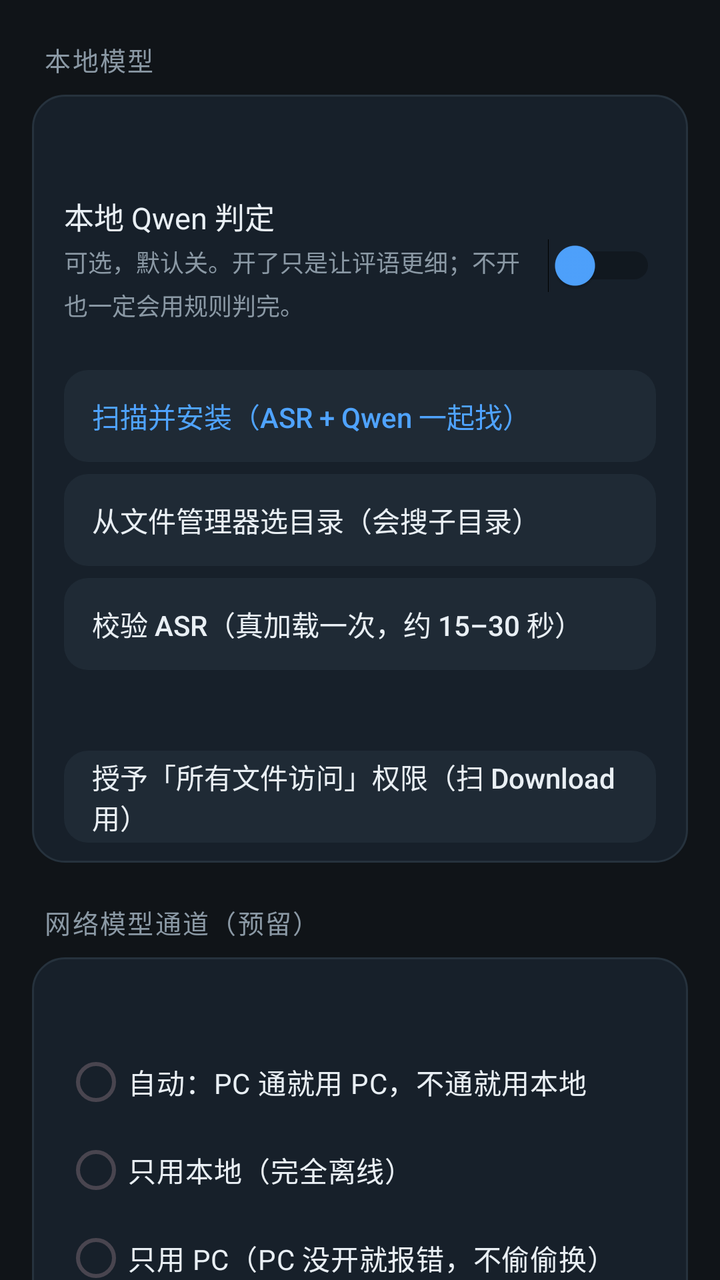
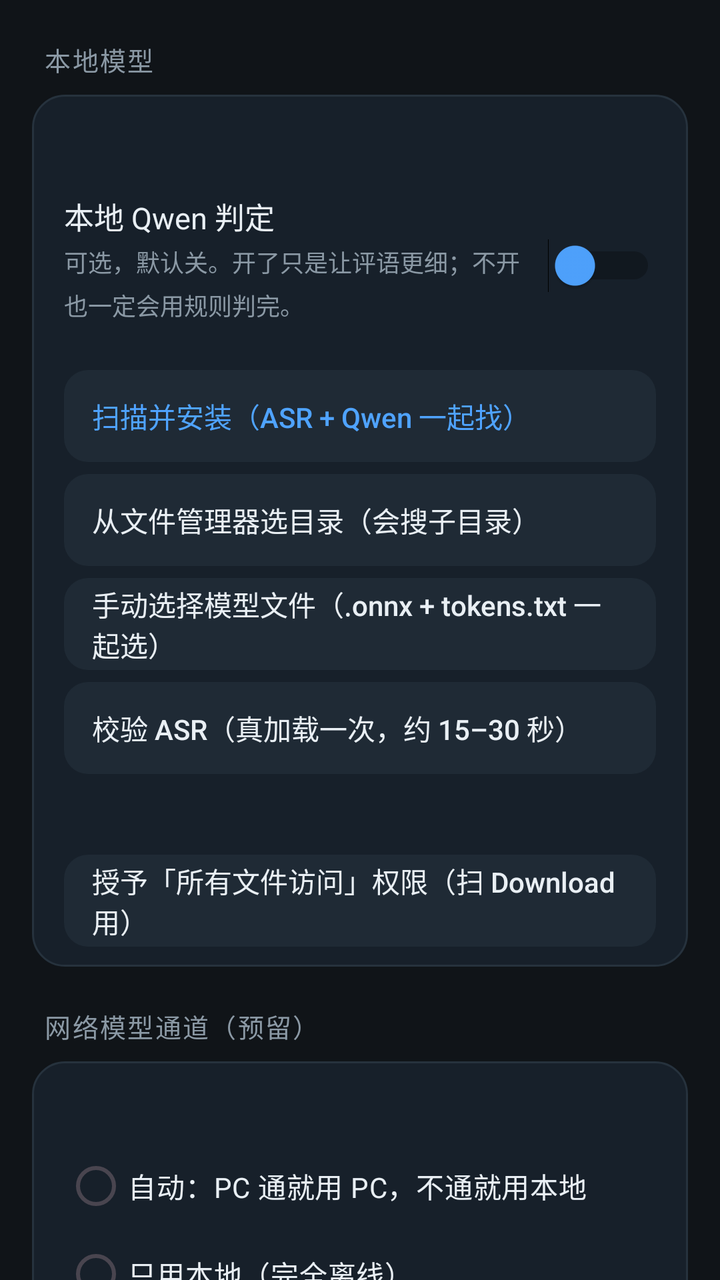

Before-and-after screenshots of an Android layout around one commit, followed by the original layout XML and the change that was made.
<!-- AndroidManifest.xml: application theme Theme.LoudSpeak -->
<!-- res/layout/settings_model.xml -->
<?xml version="1.0" encoding="utf-8"?>
<ScrollView xmlns:android="http://schemas.android.com/apk/res/android"
    android:layout_width="match_parent"
    android:layout_height="match_parent"
    android:fillViewport="true"
    android:scrollbars="none">

    <LinearLayout
        android:layout_width="match_parent"
        android:layout_height="wrap_content"
        android:orientation="vertical"
        android:paddingLeft="16dp"
        android:paddingRight="16dp"
        android:paddingBottom="32dp">

        <TextView style="@style/SetSection" android:text="本地模型" />

        <LinearLayout style="@style/SetCard">

            <TextView
                android:id="@+id/tvModelStatus"
                android:layout_width="match_parent"
                android:layout_height="wrap_content"
                android:lineSpacingMultiplier="1.35"
                android:paddingTop="12dp"
                android:paddingBottom="6dp"
                android:textColor="@color/s_text"
                android:textSize="13sp" />

            <LinearLayout style="@style/SetRow">
                <LinearLayout
                    android:layout_width="0dp"
                    android:layout_height="wrap_content"
                    android:layout_weight="1"
                    android:orientation="vertical">

                    <TextView style="@style/SetTitle" android:text="本地 Qwen 判定" />
                    <TextView style="@style/SetDesc"
                        android:text="可选，默认关。开了只是让评语更细；不开也一定会用规则判完。" />
                </LinearLayout>

                <Switch
                    android:id="@+id/swLlm"
                    style="@style/SetSwitch" />
            </LinearLayout>

            <androidx.appcompat.widget.AppCompatButton
                android:id="@+id/btnScan"
                style="@style/SetBtnAccent"
                android:text="扫描并安装（ASR + Qwen 一起找）" />

            <androidx.appcompat.widget.AppCompatButton
                android:id="@+id/btnSaf"
                style="@style/SetBtn"
                android:text="从文件管理器选目录（会搜子目录）" />

            <androidx.appcompat.widget.AppCompatButton
                android:id="@+id/btnCheck"
                style="@style/SetBtn"
                android:text="校验 ASR（真加载一次，约 15–30 秒）" />

            <TextView
                android:id="@+id/tvPerm"
                style="@style/SetDesc"
                android:paddingTop="10dp" />

            <androidx.appcompat.widget.AppCompatButton
                android:id="@+id/btnPerm"
                style="@style/SetBtn"
                android:text="授予「所有文件访问」权限（扫 Download 用）" />
        </LinearLayout>

        <TextView style="@style/SetSection" android:text="网络模型通道（预留）" />

        <LinearLayout style="@style/SetCard">

            <TextView
                android:id="@+id/tvNetStatus"
                style="@style/SetDesc"
                android:paddingTop="12dp" />

            <RadioGroup
                android:id="@+id/rgNet"
                android:layout_width="match_parent"
                android:layout_height="wrap_content"
                android:orientation="vertical">

                <RadioButton
                    android:id="@+id/rbNetAuto"
                    style="@style/SetRadio"
                    android:text="自动：PC 通就用 PC，不通就用本地" />

                <RadioButton
                    android:id="@+id/rbNetLocal"
                    style="@style/SetRadio"
                    android:text="只用本地（完全离线）" />

                <RadioButton
                    android:id="@+id/rbNetPc"
                    style="@style/SetRadio"
                    android:text="只用 PC（PC 没开就报错，不偷偷换）" />
            </RadioGroup>

            <View style="@style/SetDivider" />

            <LinearLayout style="@style/SetRow">
                <LinearLayout
                    android:layout_width="0dp"
                    android:layout_height="wrap_content"
                    android:layout_weight="1"
                    android:orientation="vertical">

                    <TextView style="@style/SetTitle" android:text="PC 地址" />
                    <TextView
                        android:id="@+id/tvPcAddr"
                        style="@style/SetDesc" />
                </LinearLayout>

                <androidx.appcompat.widget.AppCompatButton
                    android:id="@+id/btnPcIp"
                    style="@style/SetBtn"
                    android:layout_width="wrap_content"
                    android:layout_marginTop="0dp"
                    android:text="改 IP" />
            </LinearLayout>

            <TextView
                style="@style/SetDesc"
                android:paddingBottom="8dp"
                android:text="⚠ 目前 App 不申请网络权限（为了守住「完全离线、数据不出手机」这句承诺），所以这一页先只做选择与地址配置；等 PC 批次接入时才启用真正的探活与切换。" />
        </LinearLayout>

        <TextView style="@style/SetSection" android:text="其它" />

        <LinearLayout style="@style/SetCard">
            <androidx.appcompat.widget.AppCompatButton
                android:id="@+id/btnSelf"
                style="@style/SetBtn"
                android:layout_marginTop="12dp"
                android:text="系统自检（内存 / 存储 / 麦克风）" />

            <androidx.appcompat.widget.AppCompatButton
                android:id="@+id/btnCapture"
                style="@style/SetBtn"
                android:text="采集验证（预览 / 录制 / 实测分辨率）" />

            <androidx.appcompat.widget.AppCompatButton
                android:id="@+id/btnErr"
                style="@style/SetBtn"
                android:text="错误报告（调试用）" />
        </LinearLayout>
    </LinearLayout>
</ScrollView>
<!-- resources referenced by this layout -->
<resources>
  <color name="s_text">#FFE9EFF4</color>
  <style name="SetBtnAccent" parent="SetBtn">
          <item name="android:textColor">@color/s_accent</item>
      </style>
  <style name="SetDesc">
          <item name="android:layout_width">match_parent</item>
          <item name="android:layout_height">wrap_content</item>
          <item name="android:textColor">@color/s_text2</item>
          <item name="android:textSize">12sp</item>
          <item name="android:lineSpacingMultiplier">1.25</item>
          <item name="android:paddingTop">3dp</item>
          <item name="android:paddingBottom">8dp</item>
      </style>
  <style name="SetDivider">
          <item name="android:layout_width">match_parent</item>
          <item name="android:layout_height">1dp</item>
          <item name="android:background">@color/s_stroke</item>
      </style>
  <style name="SetRadio">
          <item name="android:layout_width">match_parent</item>
          <item name="android:layout_height">wrap_content</item>
          <item name="android:textColor">@color/s_text</item>
          <item name="android:textSize">14sp</item>
          <item name="android:minHeight">44dp</item>
          <item name="android:buttonTint">@color/s_accent</item>
      </style>
  <style name="SetRow">
          <item name="android:layout_width">match_parent</item>
          <item name="android:layout_height">wrap_content</item>
          <item name="android:orientation">horizontal</item>
          <item name="android:gravity">center_vertical</item>
          <item name="android:minHeight">54dp</item>
          <item name="android:paddingTop">10dp</item>
          <item name="android:paddingBottom">10dp</item>
      </style>
  <style name="SetSwitch">
          <item name="android:layout_width">wrap_content</item>
          <item name="android:layout_height">wrap_content</item>
          <item name="android:layout_marginStart">8dp</item>
          <item name="android:thumbTint">@color/s_accent</item>
      </style>
  <style name="SetTitle">
          <item name="android:layout_width">wrap_content</item>
          <item name="android:layout_height">wrap_content</item>
          <item name="android:textColor">@color/s_text</item>
          <item name="android:textSize">15sp</item>
      </style>
  <style name="Theme.LoudSpeak" parent="Theme.Material3.DayNight.NoActionBar">
          <item name="android:colorBackground">@color/bg</item>
          <item name="colorPrimary">@color/accent</item>
          <item name="colorOnPrimary">@color/black</item>
          
          <item name="android:windowFullscreen">true</item>
          <item name="android:windowLayoutInDisplayCutoutMode">shortEdges</item>
          
          <item name="materialButtonStyle">@style/LSButton</item>
      </style>
  <!-- drawable bg_card_soft (drawable) -->
  <?xml version="1.0" encoding="utf-8"?>
  <shape xmlns:android="http://schemas.android.com/apk/res/android" android:shape="rectangle">
      <solid android:color="@color/s_card_soft" />
      <corners android:radius="12dp" />
  </shape>
  <color name="s_accent">#FF4FA3FF</color>
  <!-- drawable bg_card (drawable) -->
  <?xml version="1.0" encoding="utf-8"?>
  <shape xmlns:android="http://schemas.android.com/apk/res/android" android:shape="rectangle">
      <solid android:color="@color/s_card" />
      <corners android:radius="16dp" />
      <stroke android:width="1dp" android:color="@color/s_stroke" />
  </shape>
  <color name="s_text2">#FF8B99A5</color>
  <color name="s_stroke">#FF26323D</color>
  <color name="bg">#FF101418</color>
  <color name="accent">#FF4CAF50</color>
  <color name="black">#FF000000</color>
  <style name="LSButton" parent="Widget.Material3.Button">
          <item name="backgroundTint">@color/btn_bg</item>
          <item name="android:textColor">@color/btn_text</item>
      </style>
  <color name="s_card_soft">#FF1F2A35</color>
  <color name="s_card">#FF17202A</color>
  <!-- unchanged entries left out for length: 3 -->
</resources>

<!-- the commit's change to res/layout/settings_model.xml (unified diff, before → after) -->
@@ -53,6 +53,11 @@
                 android:id="@+id/btnSaf"
                 style="@style/SetBtn"
                 android:text="从文件管理器选目录（会搜子目录）" />
+
+            <androidx.appcompat.widget.AppCompatButton
+                android:id="@+id/btnPick"
+                style="@style/SetBtn"
+                android:text="手动选择模型文件（.onnx + tokens.txt 一起选）" />
 
             <androidx.appcompat.widget.AppCompatButton
                 android:id="@+id/btnCheck"
